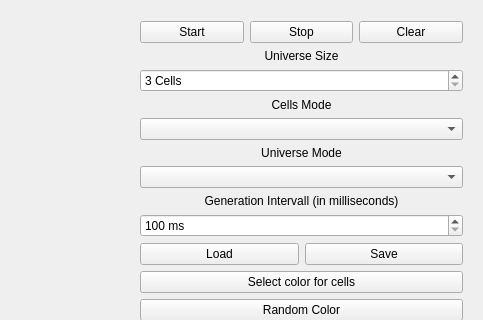
The window that GameOfLifeQt_F/mainwindow.ui (Lesik/prgpr1718) describes before a commit, drawn with Qt 5; both pictures show x 477 to 960 and y 0 to 320 of the 960 by 600 pixel window.
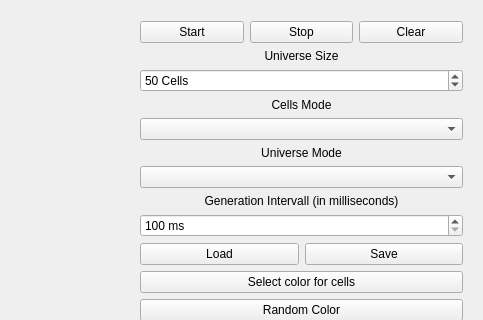
The same window after the commit.

```diff
--- a/GameOfLifeQt_F/mainwindow.ui
+++ b/GameOfLifeQt_F/mainwindow.ui
@@ -10,6 +10,18 @@
     <height>600</height>
    </rect>
   </property>
+  <property name="minimumSize">
+   <size>
+    <width>960</width>
+    <height>600</height>
+   </size>
+  </property>
+  <property name="maximumSize">
+   <size>
+    <width>960</width>
+    <height>600</height>
+   </size>
+  </property>
   <property name="windowTitle">
    <string>MainWindow</string>
   </property>
@@ -24,6 +36,15 @@
      </rect>
     </property>
     <layout class="QFormLayout" name="formLayout">
+     <property name="fieldGrowthPolicy">
+      <enum>QFormLayout::AllNonFixedFieldsGrow</enum>
+     </property>
+     <property name="labelAlignment">
+      <set>Qt::AlignRight|Qt::AlignTrailing|Qt::AlignVCenter</set>
+     </property>
+     <property name="formAlignment">
+      <set>Qt::AlignHCenter|Qt::AlignTop</set>
+     </property>
      <item row="0" column="1">
       <layout class="QGridLayout" name="gridLayout_2">
        <item row="0" column="0">
@@ -65,7 +86,19 @@
         <string> Cells</string>
        </property>
        <property name="minimum">
-        <number>3</number>
+        <number>10</number>
+       </property>
+       <property name="maximum">
+        <number>100</number>
+       </property>
+       <property name="singleStep">
+        <number>10</number>
+       </property>
+       <property name="value">
+        <number>50</number>
+       </property>
+       <property name="displayIntegerBase">
+        <number>10</number>
        </property>
       </widget>
      </item>
```
Left out of the diff: 29 changed lines with no effect on the pictures.
